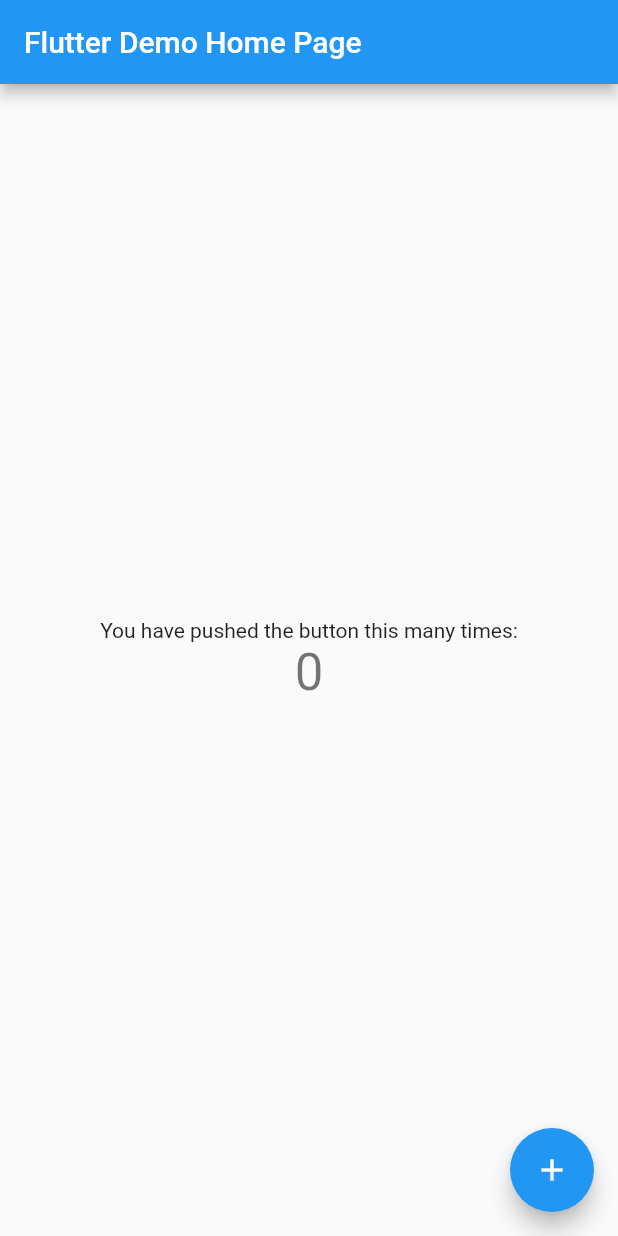
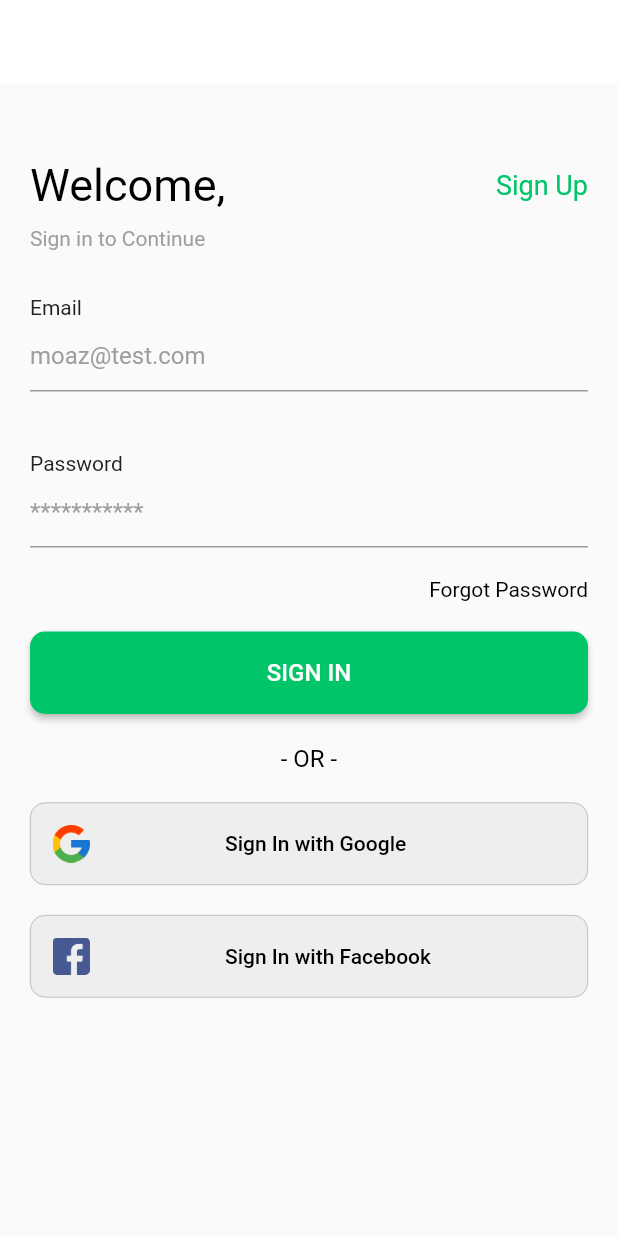
Before and after one commit to EngMoazAhmed/E-Commerce-App, a Flutter app: the screen it shows after launch, on a phone screen of 412 x 824 dp. Run offline on Flutter 3.47's test engine with Material 2 defaults, Android fonts, the phone set to English and light mode, and no system bars; our stand-ins replace font_awesome_flutter, get.

Commit message:
Finish Auth Screen UI

```diff
--- /dev/null
+++ b/lib/constants.dart
@@ -0,0 +1,3 @@
+import 'package:flutter/material.dart';
+
+const kPrimaryColor = Color.fromRGBO(0, 197, 105, 100);
--- a/lib/main.dart
+++ b/lib/main.dart
@@ -1,4 +1,6 @@
 import 'package:flutter/material.dart';
+import 'package:get/get.dart';
+import 'view/auth/login_screen.dart';
 
 void main() {
   runApp(const MyApp());
@@ -9,58 +11,14 @@ class MyApp extends StatelessWidget {
 
   @override
   Widget build(BuildContext context) {
-    return MaterialApp(
+    return GetMaterialApp(
       title: 'Flutter Demo',
+      debugShowCheckedModeBanner: false,
       theme: ThemeData(
         primarySwatch: Colors.blue,
       ),
-      home: const MyHomePage(title: 'Flutter Demo Home Page'),
-    );
-  }
-}
-
-class MyHomePage extends StatefulWidget {
-  const MyHomePage({Key? key, required this.title}) : super(key: key);
-
-  final String title;
-
-  @override
-  State<MyHomePage> createState() => _MyHomePageState();
-}
-
-class _MyHomePageState extends State<MyHomePage> {
-  int _counter = 0;
-
-  void _incrementCounter() {
-    setState(() {
-      _counter++;
-    });
-  }
-
-  @override
-  Widget build(BuildContext context) {
-    return Scaffold(
-      appBar: AppBar(
-        title: Text(widget.title),
-      ),
-      body: Center(
-        child: Column(
-          mainAxisAlignment: MainAxisAlignment.center,
-          children: <Widget>[
-            const Text(
-              'You have pushed the button this many times:',
-            ),
-            Text(
-              '$_counter',
-              style: Theme.of(context).textTheme.headline4,
-            ),
-          ],
-        ),
-      ),
-      floatingActionButton: FloatingActionButton(
-        onPressed: _incrementCounter,
-        tooltip: 'Increment',
-        child: const Icon(Icons.add),
+      home:const Scaffold(
+        body: LoginScreen(),
       ),
     );
   }
--- /dev/null
+++ b/lib/view/auth/login_screen.dart
@@ -0,0 +1,110 @@
+import 'package:e_commerce_app/constants.dart';
+import 'package:e_commerce_app/view/auth/widgets/custom_button.dart';
+import 'package:e_commerce_app/view/auth/widgets/custom_signin_button.dart';
+import 'package:e_commerce_app/view/auth/widgets/custom_text.dart';
+import 'package:e_commerce_app/view/auth/widgets/custom_text_form_field.dart';
+import 'package:flutter/material.dart';
+import 'package:font_awesome_flutter/font_awesome_flutter.dart';
+
+class LoginScreen extends StatelessWidget {
+  const LoginScreen({Key? key}) : super(key: key);
+
+  @override
+  Widget build(BuildContext context) {
+    return Scaffold(
+      appBar: AppBar(
+        backgroundColor: Colors.white,
+        elevation: 0,
+      ),
+      body: Padding(
+        padding: const EdgeInsets.only(top: 50, left: 20, right: 20),
+        child: Column(
+          children: [
+            Row(
+              mainAxisAlignment: MainAxisAlignment.spaceBetween,
+              children: const [
+                CustomText(
+                  text: 'Welcome,',
+                  fontSize: 30,
+                ),
+                CustomText(
+                  text: 'Sign Up',
+                  color: kPrimaryColor,
+                  fontSize: 18,
+                ),
+              ],
+            ),
+            const SizedBox(
+              height: 10,
+            ),
+            const CustomText(
+              text: 'Sign in to Continue',
+              fontSize: 14,
+              color: Colors.grey,
+            ),
+            const SizedBox(
+              height: 30,
+            ),
+            CustomTextFormField(
+              text: 'Email',
+              hint: 'moaz@test.com',
+              onSave: (value) {},
+              validator: (value) {
+                return '';
+              },
+            ),
+            const SizedBox(
+              height: 40,
+            ),
+            CustomTextFormField(
+              text: 'Password',
+              hint: '***********',
+              onSave: (value) {},
+              validator: (value) {
+                return '';
+              },
+            ),
+            const SizedBox(
+              height: 20,
+            ),
+            const CustomText(
+              text: 'Forgot Password',
+              fontSize: 14,
+              alignment: Alignment.topRight,
+            ),
+            const SizedBox(
+              height: 20,
+            ),
+            CustomButton(
+              text: 'SIGN IN',
+              onPressed: () {},
+            ),
+            const SizedBox(
+              height: 20,
+            ),
+            const CustomText(
+              text: '- OR -',
+              alignment: Alignment.center,
+            ),
+            const SizedBox(
+              height: 20,
+            ),
+            CustomSignInButton(
+              text: 'Sign In with Google',
+              imagePath: 'assets/images/google.png',
+              function: () {},
+            ),
+            const SizedBox(
+              height: 20,
+            ),
+            CustomSignInButton(
+              text: 'Sign In with Facebook',
+              imagePath: 'assets/images/facebook.png',
+              function: () {},
+            ),
+          ],
+        ),
+      ),
+    );
+  }
+}
--- /dev/null
+++ b/lib/view/auth/widgets/custom_button.dart
@@ -0,0 +1,34 @@
+import 'package:flutter/material.dart';
+
+import '../../../constants.dart';
+import 'custom_text.dart';
+
+class CustomButton extends StatelessWidget {
+  const CustomButton({
+    Key? key,
+    required this.text,
+    required this.onPressed,
+  }) : super(key: key);
+
+  final String text;
+  final void Function() onPressed;
+
+  @override
+  Widget build(BuildContext context) {
+    return ElevatedButton(
+      child:  CustomText(
+        text: text,
+        color: Colors.white,
+        alignment: Alignment.center,
+      ),
+      style: ElevatedButton.styleFrom(
+        primary: kPrimaryColor,
+        padding: const EdgeInsets.all(18),
+        shape: RoundedRectangleBorder(
+          borderRadius: BorderRadius.circular(10),
+        ),
+      ),
+      onPressed: onPressed,
+    );
+  }
+}
--- /dev/null
+++ b/lib/view/auth/widgets/custom_signin_button.dart
@@ -0,0 +1,50 @@
+import 'package:flutter/material.dart';
+
+import 'custom_text.dart';
+
+class CustomSignInButton extends StatelessWidget {
+  const CustomSignInButton({
+    Key? key,
+    required this.text,
+    required this.imagePath,
+    required this.function,
+  }) : super(key: key);
+
+  final String text, imagePath;
+
+  final void Function() function;
+
+  @override
+  Widget build(BuildContext context) {
+    return TextButton(
+      style: TextButton.styleFrom(
+        padding: const EdgeInsets.all(15),
+        side: const BorderSide(
+          color: Colors.grey,
+          width: 0.4,
+        ),
+        backgroundColor: Colors.grey.shade200,
+        shape: RoundedRectangleBorder(
+          borderRadius: BorderRadius.circular(10),
+        ),
+      ),
+      child: Row(
+        children: [
+          Image.asset(
+            imagePath,
+            width: 25,
+          ),
+          const SizedBox(
+            width: 90,
+          ),
+          CustomText(
+            text: text,
+            fontSize: 14,
+            alignment: Alignment.bottomCenter,
+          ),
+        ],
+      ),
+      onPressed: function,
+    );
+  }
+}
--- /dev/null
+++ b/lib/view/auth/widgets/custom_text.dart
@@ -0,0 +1,30 @@
+import 'package:flutter/material.dart';
+
+class CustomText extends StatelessWidget {
+  const CustomText({
+    Key? key,
+    required this.text,
+    this.fontSize = 16,
+    this.color = Colors.black,
+    this.alignment = Alignment.topLeft,
+  }) : super(key: key);
+
+  final String text;
+  final double fontSize;
+  final Color color;
+  final Alignment alignment;
+
+  @override
+  Widget build(BuildContext context) {
+    return Container(
+      alignment: alignment,
+      child: Text(
+        text,
+        style: TextStyle(
+          color: color,
+          fontSize: fontSize,
+        ),
+      ),
+    );
+  }
+}
--- /dev/null
+++ b/lib/view/auth/widgets/custom_text_form_field.dart
@@ -0,0 +1,41 @@
+import 'package:flutter/material.dart';
+
+import 'custom_text.dart';
+
+class CustomTextFormField extends StatelessWidget {
+  const CustomTextFormField({
+    Key? key,
+    required this.text,
+    required this.hint,
+    required this.onSave,
+    required this.validator,
+  }) : super(key: key);
+
+  final String text, hint;
+  final Function(String?) onSave;
+  final String Function(String?) validator;
+
+  @override
+  Widget build(BuildContext context) {
+    return Column(
+      children: [
+        CustomText(
+          text: text,
+          fontSize: 14,
+          color: Colors.grey.shade900,
+        ),
+        TextFormField(
+          decoration: InputDecoration(
+            hintText: hint,
+            hintStyle: const TextStyle(
+              color: Colors.grey,
+            ),
+            fillColor: Colors.white,
+          ),
+          onSaved: onSave,
+          validator: validator,
+        ),
+      ],
+    );
+  }
+}
```
Also changed, not shown: pubspec.yaml (+5 -5 lines), assets/images/facebook.png (added), assets/images/google.png (added), pubspec.lock, 3 other files.
